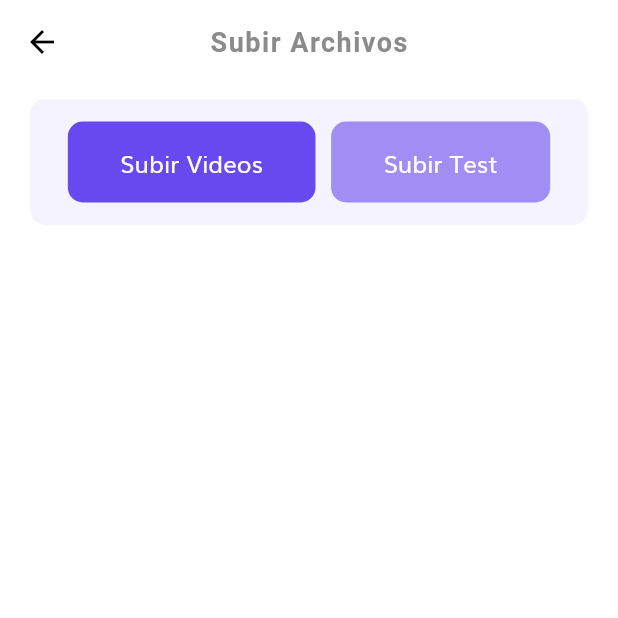
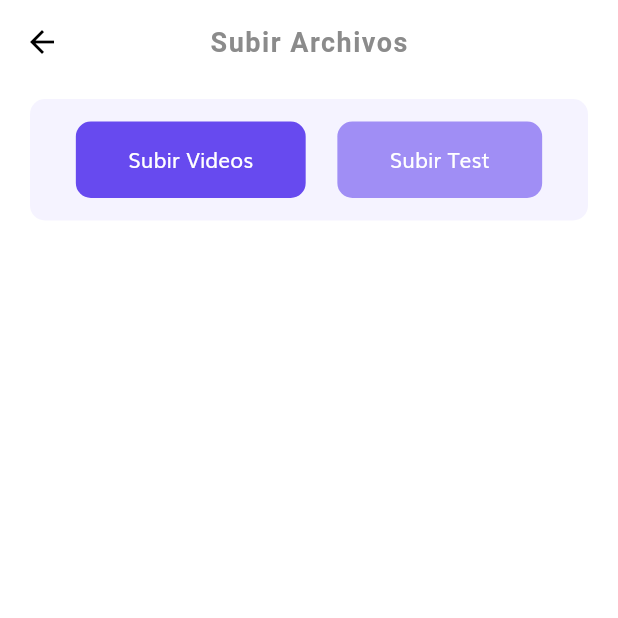
Before and after one commit to Felipe-CR/object_coder, a Flutter app: the AddSelection screen opened by its route, on a phone screen of 412 x 824 dp, the top half of it. Run offline on Flutter 3.47's test engine with Material 2 defaults, Android fonts, the phone set to English and light mode, and no system bars; our stand-ins replace flutter_svg.

Commit message:
Version 1.5 Ajustes de dimensiones

```diff
--- a/lib/screens/add_section/add_section.dart
+++ b/lib/screens/add_section/add_section.dart
@@ -63,7 +63,7 @@ class _AddSelectionState extends State<AddSelection> {
                           "Subir Videos", ///Revisar NOMBRE
                           style: TextStyle(
                             color: Colors.white,
-                            fontSize: 16,
+                            fontSize: 14,
                             fontWeight: FontWeight.w500,
                           ),
                         ),
@@ -86,7 +86,7 @@ class _AddSelectionState extends State<AddSelection> {
                           "Subir Test",
                           style: TextStyle(
                             color: Colors.white,
-                            fontSize: 16,
+                            fontSize: 14,
                             fontWeight: FontWeight.w500,
                           ),
                         ),
```
